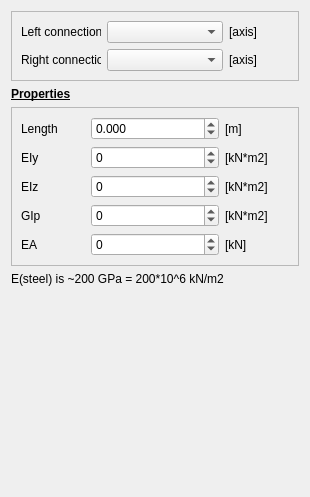
Above: guis/widget_beam.ui from RubendeBruin/DAVE before the change. Below: the same form after it.
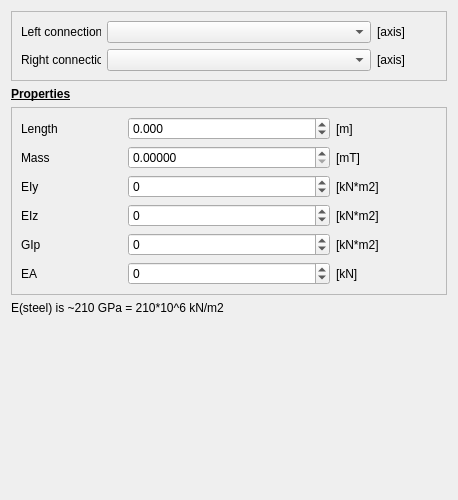
That is the form after the change.

Commit message: Applied blender fix in rotations for importing .blend and .obj

The edit to the form file:
```diff
--- a/guis/widget_beam.ui
+++ b/guis/widget_beam.ui
@@ -6,8 +6,8 @@
    <rect>
     <x>0</x>
     <y>0</y>
-    <width>310</width>
-    <height>497</height>
+    <width>458</width>
+    <height>500</height>
    </rect>
   </property>
   <property name="windowTitle">
@@ -160,10 +160,102 @@
       <enum>QFrame::Raised</enum>
      </property>
      <layout class="QGridLayout" name="gridLayout">
-      <item row="2" column="0">
-       <widget class="QLabel" name="label_3">
+      <item row="0" column="3">
+       <widget class="QLabel" name="label_6">
         <property name="text">
-         <string>EIz</string>
+         <string>[m]</string>
+        </property>
+       </widget>
+      </item>
+      <item row="2" column="3">
+       <widget class="QLabel" name="label_13">
+        <property name="text">
+         <string>[kN*m2]</string>
+        </property>
+       </widget>
+      </item>
+      <item row="3" column="3">
+       <widget class="QLabel" name="label_14">
+        <property name="text">
+         <string>[kN*m2]</string>
+        </property>
+       </widget>
+      </item>
+      <item row="4" column="3">
+       <widget class="QLabel" name="label_15">
+        <property name="text">
+         <string>[kN*m2]</string>
+        </property>
+       </widget>
+      </item>
+      <item row="5" column="0">
+       <widget class="QLabel" name="label_5">
+        <property name="text">
+         <string>EA</string>
+        </property>
+       </widget>
+      </item>
+      <item row="3" column="1" colspan="2">
+       <widget class="QDoubleSpinBox" name="doubleSpinBox_3">
+        <property name="sizePolicy">
+         <sizepolicy hsizetype="Preferred" vsizetype="Fixed">
+          <horstretch>0</horstretch>
+          <verstretch>0</verstretch>
+         </sizepolicy>
+        </property>
+        <property name="decimals">
+         <number>0</number>
+        </property>
+        <property name="minimum">
+         <double>-999999999999.000000000000000</double>
+        </property>
+        <property name="maximum">
+         <double>99999999999999.000000000000000</double>
+        </property>
+       </widget>
+      </item>
+      <item row="4" column="0">
+       <widget class="QLabel" name="label_4">
+        <property name="text">
+         <string>GIp</string>
+        </property>
+       </widget>
+      </item>
+      <item row="4" column="1" colspan="2">
+       <widget class="QDoubleSpinBox" name="doubleSpinBox_4">
+        <property name="sizePolicy">
+         <sizepolicy hsizetype="Preferred" vsizetype="Fixed">
+          <horstretch>0</horstretch>
+          <verstretch>0</verstretch>
+         </sizepolicy>
+        </property>
+        <property name="decimals">
+         <number>0</number>
+        </property>
+        <property name="minimum">
+         <double>-999999999999.000000000000000</double>
+        </property>
+        <property name="maximum">
+         <double>99999999999999.000000000000000</double>
+        </property>
+       </widget>
+      </item>
+      <item row="2" column="1" colspan="2">
+       <widget class="QDoubleSpinBox" name="doubleSpinBox_2">
+        <property name="sizePolicy">
+         <sizepolicy hsizetype="Preferred" vsizetype="Fixed">
+          <horstretch>0</horstretch>
+          <verstretch>0</verstretch>
+         </sizepolicy>
+        </property>
+        <property name="decimals">
+         <number>0</number>
+        </property>
+        <property name="minimum">
+         <double>-999999999999.000000000000000</double>
+        </property>
+        <property name="maximum">
+         <double>99999999999999.000000000000000</double>
         </property>
        </widget>
       </item>
@@ -174,13 +266,27 @@
         </property>
        </widget>
       </item>
-      <item row="1" column="0">
+      <item row="2" column="0">
        <widget class="QLabel" name="label_2">
         <property name="text">
          <string>EIy</string>
         </property>
        </widget>
       </item>
+      <item row="3" column="0">
+       <widget class="QLabel" name="label_3">
+        <property name="text">
+         <string>EIz</string>
+        </property>
+       </widget>
+      </item>
+      <item row="5" column="3">
+       <widget class="QLabel" name="label_16">
+        <property name="text">
+         <string>[kN]</string>
+        </property>
+       </widget>
+      </item>
       <item row="0" column="1" colspan="2">
        <widget class="QDoubleSpinBox" name="doubleSpinBox_1">
         <property name="sizePolicy">
@@ -200,33 +306,7 @@
         </property>
        </widget>
       </item>
-      <item row="4" column="0">
-       <widget class="QLabel" name="label_5">
-        <property name="text">
-         <string>EA</string>
-        </property>
-       </widget>
-      </item>
-      <item row="2" column="1" colspan="2">
-       <widget class="QDoubleSpinBox" name="doubleSpinBox_3">
-        <property name="sizePolicy">
-         <sizepolicy hsizetype="Preferred" vsizetype="Fixed">
-          <horstretch>0</horstretch>
-          <verstretch>0</verstretch>
-         </sizepolicy>
-        </property>
-        <property name="decimals">
-         <number>0</number>
-        </property>
-        <property name="minimum">
-         <double>-999999999999.000000000000000</double>
-        </property>
-        <property name="maximum">
-         <double>99999999999999.000000000000000</double>
-        </property>
-       </widget>
-      </item>
-      <item row="4" column="1" colspan="2">
+      <item row="5" column="1" colspan="2">
        <widget class="QDoubleSpinBox" name="doubleSpinBox_5">
         <property name="sizePolicy">
          <sizepolicy hsizetype="Preferred" vsizetype="Fixed">
@@ -245,83 +325,30 @@
         </property>
        </widget>
       </item>
-      <item row="1" column="1" colspan="2">
-       <widget class="QDoubleSpinBox" name="doubleSpinBox_2">
-        <property name="sizePolicy">
-         <sizepolicy hsizetype="Preferred" vsizetype="Fixed">
-          <horstretch>0</horstretch>
-          <verstretch>0</verstretch>
-         </sizepolicy>
-        </property>
-        <property name="decimals">
-         <number>0</number>
-        </property>
-        <property name="minimum">
-         <double>-999999999999.000000000000000</double>
-        </property>
-        <property name="maximum">
-         <double>99999999999999.000000000000000</double>
-        </property>
-       </widget>
-      </item>
-      <item row="3" column="1" colspan="2">
-       <widget class="QDoubleSpinBox" name="doubleSpinBox_4">
-        <property name="sizePolicy">
-         <sizepolicy hsizetype="Preferred" vsizetype="Fixed">
-          <horstretch>0</horstretch>
-          <verstretch>0</verstretch>
-         </sizepolicy>
-        </property>
-        <property name="decimals">
-         <number>0</number>
-        </property>
-        <property name="minimum">
-         <double>-999999999999.000000000000000</double>
-        </property>
-        <property name="maximum">
-         <double>99999999999999.000000000000000</double>
-        </property>
-       </widget>
-      </item>
-      <item row="3" column="0">
-       <widget class="QLabel" name="label_4">
+      <item row="1" column="0">
+       <widget class="QLabel" name="label_17">
         <property name="text">
-         <string>GIp</string>
-        </property>
-       </widget>
-      </item>
-      <item row="0" column="3">
-       <widget class="QLabel" name="label_6">
-        <property name="text">
-         <string>[m]</string>
+         <string>Mass</string>
         </property>
        </widget>
       </item>
       <item row="1" column="3">
-       <widget class="QLabel" name="label_13">
+       <widget class="QLabel" name="label_18">
         <property name="text">
-         <string>[kN*m2]</string>
+         <string>[mT]</string>
         </property>
        </widget>
       </item>
-      <item row="2" column="3">
-       <widget class="QLabel" name="label_14">
-        <property name="text">
-         <string>[kN*m2]</string>
+      <item row="1" column="1" colspan="2">
+       <widget class="QDoubleSpinBox" name="sbMass">
+        <property name="decimals">
+         <number>5</number>
         </property>
-       </widget>
-      </item>
-      <item row="3" column="3">
-       <widget class="QLabel" name="label_15">
-        <property name="text">
-         <string>[kN*m2]</string>
+        <property name="maximum">
+         <double>999999.000000000000000</double>
         </property>
-       </widget>
-      </item>
-      <item row="4" column="3">
-       <widget class="QLabel" name="label_16">
-        <property name="text">
-         <string>[kN]</string>
+        <property name="singleStep">
+         <double>0.100000000000000</double>
         </property>
        </widget>
       </item>
@@ -331,7 +358,7 @@
    <item>
     <widget class="QLabel" name="label_8">
      <property name="text">
-      <string>&lt;html&gt;&lt;head/&gt;&lt;body&gt;&lt;p&gt;E(steel) is ~200 GPa = 200*10^6 kN/m2&lt;/p&gt;&lt;/body&gt;&lt;/html&gt;</string>
+      <string>&lt;html&gt;&lt;head/&gt;&lt;body&gt;&lt;p&gt;E(steel) is ~210 GPa = 210*10^6 kN/m2&lt;/p&gt;&lt;/body&gt;&lt;/html&gt;</string>
      </property>
      <property name="wordWrap">
       <bool>true</bool>
```
The commit also changes 2 other files.
